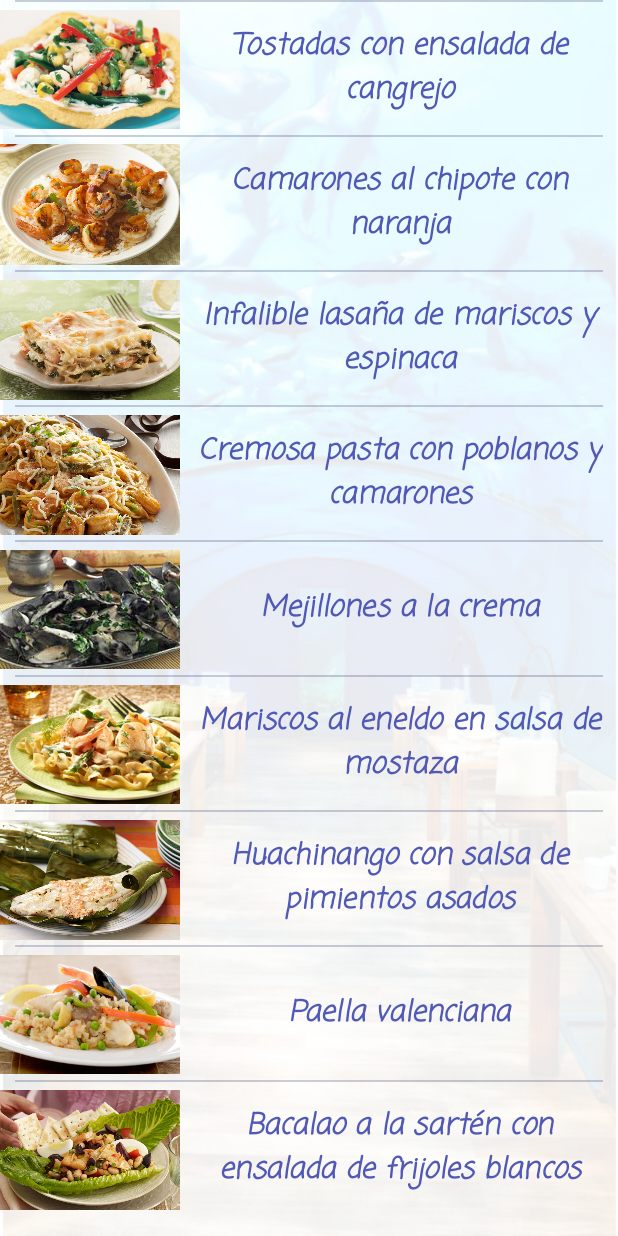
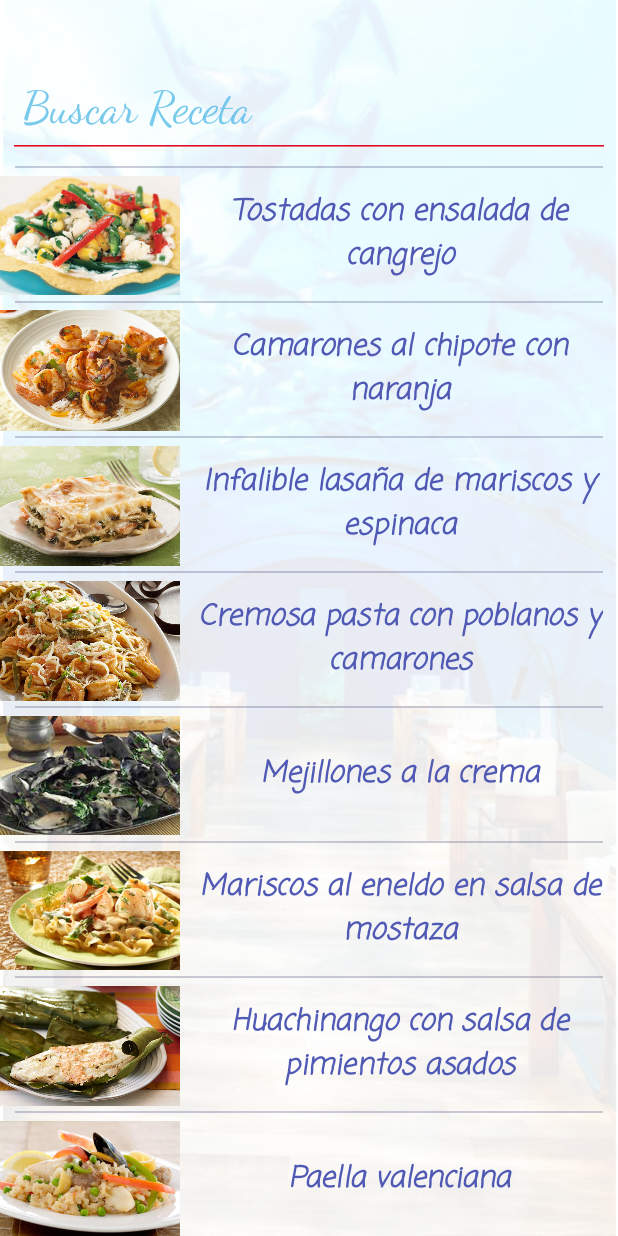
Before and after one commit to MarWebSurf/ENTREGABLE2, an Android app: the fragment FragmentRecetas placed in its activity, on a phone screen of 412 x 824 dp. Run offline under Robolectric (Android 15) with nearby library versions, the phone set to English and light mode, and no system bars.

Commit message:
ultimo comit 14/6

```diff
--- a/Entregable2PotettiMariano/app/src/main/java/com/example/maria/entregable2potettimariano/FragmentRecetas.java
+++ b/Entregable2PotettiMariano/app/src/main/java/com/example/maria/entregable2potettimariano/FragmentRecetas.java
@@ -6,9 +6,12 @@ import android.os.Bundle;
 import android.support.v4.app.Fragment;
 import android.support.v7.widget.LinearLayoutManager;
 import android.support.v7.widget.RecyclerView;
+import android.text.Editable;
+import android.text.TextWatcher;
 import android.view.LayoutInflater;
 import android.view.View;
 import android.view.ViewGroup;
+import android.widget.EditText;
 
 import java.util.ArrayList;
 import java.util.List;
@@ -23,6 +26,8 @@ public class FragmentRecetas extends Fragment implements AdapterFragment.Notific
     private NotificadorRecetaRecibidaDelAdapter notificadorRecetaRecibidaDelAdapter;
     protected ArrayList<Receta> listaRecetasFragment;
     private RecyclerView recyclerView;
+    private EditText editTexxtBusqueda;
+    private AdapterFragment adapterFragment;
 
 
     public FragmentRecetas() {
@@ -38,11 +43,43 @@ public class FragmentRecetas extends Fragment implements AdapterFragment.Notific
         recyclerView = view.findViewById(R.id.recycler_view);
         // falta harcodear lista recetas y ponel el metodo aca
         armarListaReceta();
-        AdapterFragment adapterFragment = new AdapterFragment(listaRecetasFragment, this);
+        adapterFragment = new AdapterFragment(listaRecetasFragment, this);
         recyclerView.setLayoutManager(new LinearLayoutManager(getActivity(), LinearLayoutManager.VERTICAL, false));
         recyclerView.setHasFixedSize(true);
         recyclerView.setAdapter(adapterFragment);
+        editTexxtBusqueda = view.findViewById(R.id.editTextBuesqueda);
+        editTexxtBusqueda.addTextChangedListener(new TextWatcher() {
+            @Override
+            public void beforeTextChanged(CharSequence s, int start, int count, int after) {
+
+            }
+
+            @Override
+            public void onTextChanged(CharSequence s, int start, int before, int count) {
+
+            }
+
+            @Override
+            public void afterTextChanged(Editable s) {
+                filter(s.toString());
+
+            }
+        });
+
         return view;
+
+    }
+
+    public  void filter(String text){
+        ArrayList<Receta> listaFiltrada = new ArrayList<>();
+
+        for(Receta RECETA: listaRecetasFragment){
+            if(RECETA.getTitulo().toLowerCase().contains(text.toLowerCase())){
+                listaFiltrada.add(RECETA);
+            }
+        }
+        adapterFragment.filteredList(listaFiltrada);
+
     }
 
 
@@ -69,7 +106,7 @@ public class FragmentRecetas extends Fragment implements AdapterFragment.Notific
                 "\n1/4 taza de cilantro picado" +
                 "\n3 tazas de arroz cocido, calientito", "Calienta el aderezo en una sartén grande a fuego medio-alto." +
                 "\nAñade los camarones; cocínalos durante 4 min., revolviéndolos frecuentemente." +
-                "\nAgrega la mermelada y los chiles;"+
+                "\nAgrega la mermelada y los chiles;" +
                 "\ncocina y revuélvelos por 3 min.o hasta que los camarones estén tiernos." +
                 "\nRetíralos del fuego." +
                 "\nIncorpora el cilantro a los camarones." +
@@ -105,20 +142,20 @@ public class FragmentRecetas extends Fragment implements AdapterFragment.Notific
                 "\nDéjala reposar 10min.antes de cortarla para servir.", R.drawable.lasagnamariscosyespinaca));
         listaRecetasFragment.add(new Receta("Cremosa pasta con poblanos y camarones", "6 chiles poblanos grandes, asados, pelados y desvenados, cantidad dividida" +
                 "\n1lata(8oz)de salsa de tomate(jitomate)" +
-                "\n4onzas(1 / 2pqte.de 8oz)de queso crema PHILADELPHIA Cream Cheese, en cubitos, ablandado"+
+                "\n4onzas(1 / 2pqte.de 8oz)de queso crema PHILADELPHIA Cream Cheese, en cubitos, ablandado" +
                 "\n1libra de espagueti, sin cocer" +
                 "\n2libras de camarones medianos crudos, pelados y limpios" +
                 "\n1taza de queso mozzarella parcialmente descremado, de baja humedad y desmenuzado KRAFT Shredded Low - Moisture Part - Skim Mozzarella Cheese, cantidad dividida" +
                 "\n2cucharadas de cilantro fresco picado" +
-                "\n2cucharadas de queso parmesano rallado KRAFT Grated Parmesan Cheese","Corta 4 chiles en tiras delgadas; ponlos a un lado." +
+                "\n2cucharadas de queso parmesano rallado KRAFT Grated Parmesan Cheese", "Corta 4 chiles en tiras delgadas; ponlos a un lado." +
                 "\nLicúa los demás chiles en la licuadora junto con la salsa de tomate y el queso crema hasta obtener una consistencia homogénea.\n" +
-                "\nCocina el espagueti en una olla de 8 L según indica el paquete, pero omite la sal."+
+                "\nCocina el espagueti en una olla de 8 L según indica el paquete, pero omite la sal." +
                 "\n Mientras tanto, cocina los camarones, en 2 tandas, revolviendo con frecuencia, dentro de una sartén grande antiadherente a fuego alto 3 min. o hasta que se pongan rosados." +
                 "\nRetíralos del fuego; tápalos para mantenerlos calientes.\n" +
                 "\nEscurre el espagueti, pero reserva 1/2 taza del agua de la cocción.\nPon el espagueti y el agua que reservaste de vuelta en la olla." +
                 "\n Agrega la salsa de chiles, las tiras de chile y los camarones; \ncocínalos revolviendo con frecuencia 2 min. a fuego medio-bajo o hasta que se terminen de calentar." +
-                "\nIncorpora 1/2 taza de mozzarella; cocínalo mientras lo revuelves 1 min. o hasta que se derrita. Espolvorea el resto del queso mozzarella, el cilantro y el parmesano.",R.drawable.cremosa_pasta_con_poblanos_y_camarones));
-        listaRecetasFragment.add(new Receta("Mejillones a la crema","4 libras de mejillones, cepillados y sin barbas\n" +
+                "\nIncorpora 1/2 taza de mozzarella; cocínalo mientras lo revuelves 1 min. o hasta que se derrita. Espolvorea el resto del queso mozzarella, el cilantro y el parmesano.", R.drawable.cremosa_pasta_con_poblanos_y_camarones));
+        listaRecetasFragment.add(new Receta("Mejillones a la crema", "4 libras de mejillones, cepillados y sin barbas\n" +
                 "1 taza de caldo de pescado o de pollo\n" +
                 "1/4 taza (1/2 barra) de mantequilla o margarina\n" +
                 "1 taza de champiñones (hongos) rebanados\n" +
@@ -126,7 +163,7 @@ public class FragmentRecetas extends Fragment implements AdapterFragment.Notific
                 "1/4 taza de harina\n" +
                 "1 taza de crema agria BREAKSTONE'S Sour Cream o la de KNUDSEN\n" +
                 "1 cucharada de jugo de limón amarillo (lemon)\n" +
-                "1/2 taza de perejil italiano, picado","Pon los mejillones y el caldo de pescado en una olla grande de hierro tipo Dutch oven;" +
+                "1/2 taza de perejil italiano, picado", "Pon los mejillones y el caldo de pescado en una olla grande de hierro tipo Dutch oven;" +
                 "\ntápala. Cuécelos a fuego alto durante 7 minutos o hasta que se abran las conchas." +
                 "\nDesecha todos los mejillones que no se abran;" +
                 "\ncuela y guarda el líquido en un tazón pequeño." +
@@ -138,8 +175,8 @@ public class FragmentRecetas extends Fragment implements AdapterFragment.Notific
                 "\nBaja el fuego a medio-bajo.\n" +
                 "\nAgrega la crema agria y el jugo de limón; mezcla todo bien." +
                 "\nAñade los mejillones; cocínalos hasta que estén completamente calientes, revolviendo de vez en cuando. (No los hiervas.)" +
-                "\nEspolvoréalos con el perejil justo antes de servir.",R.drawable.mejillones_a_la_crema));
-        listaRecetasFragment.add(new Receta("Mariscos al eneldo en salsa de mostaza","2 cucharadas de mantequilla o margarina\n" +
+                "\nEspolvoréalos con el perejil justo antes de servir.", R.drawable.mejillones_a_la_crema));
+        listaRecetasFragment.add(new Receta("Mariscos al eneldo en salsa de mostaza", "2 cucharadas de mantequilla o margarina\n" +
                 "3/4 libra de camarones medianos crudos, pelados y limpios\n" +
                 "3/4 libra de vieiras (scallops), cortadas por la mitad\n" +
                 "1/2 libra de tallos de espárragos frescos, cortados en pedazos del tamaño de un bocado\n" +
@@ -147,31 +184,31 @@ public class FragmentRecetas extends Fragment implements AdapterFragment.Notific
                 "1/2 taza de leche\n" +
                 "1/2 taza de crema agria BREAKSTONE'S Sour Cream o la de KNUDSEN\n" +
                 "2 cucharadas de mostaza parda picante GREY POUPON Hearty Spicy Brown Mustard\n" +
-                "3 tazas de fideos cocidos todavía calientitos","Derrite la mantequilla en una sartén grande a fuego medio-alto."+
+                "3 tazas de fideos cocidos todavía calientitos", "Derrite la mantequilla en una sartén grande a fuego medio-alto." +
                 "\nAgrega los mariscos con el espárrago y el eneldo;" +
-                "\ncocínalos revolviéndolos de vez en cuando de 5 a 7 min. o hasta que se pongan rosados."+
+                "\ncocínalos revolviéndolos de vez en cuando de 5 a 7 min. o hasta que se pongan rosados." +
                 "\nRetíralos de la sartén; tápalos para mantenerlos calientes.\n" +
-                "Agrega la leche, la crema agria y la mostaza a la sartén;"+
+                "Agrega la leche, la crema agria y la mostaza a la sartén;" +
                 "\ncocínalas revolviéndolas con frecuencia a fuego bajo de 4 a 5 min. o hasta que se terminen de calentar. (No las hiervas.)\n" +
-                "\nIncorpora la mezcla de mariscos a la salsa; cocina el platillo de 2 a 3 min. o hasta que se termine de calentar."+
-                "\nSírvelo sobre los fideos.",R.drawable.mariscos_al_eneldo));
+                "\nIncorpora la mezcla de mariscos a la salsa; cocina el platillo de 2 a 3 min. o hasta que se termine de calentar." +
+                "\nSírvelo sobre los fideos.", R.drawable.mariscos_al_eneldo));
         listaRecetasFragment.add(new Receta("Huachinango con salsa de pimientos asados", " frasco (12 oz) de pimientos (pimentones) rojos asados, escurridos\n" +
                 "1/2 taza de mayonesa KRAFT Real Mayo Mayonnaise\n" +
                 "3 dientes de ajo, picados\n" +
                 "1/2 cucharadita de pimienta de cayena\n" +
                 "1 taza de cilantro fresco picado\n" +
                 "1 hoja grande de plátano (48x14 pulgs.) más tiritas adicionales de hoja de plátano\n" +
-                "2 filetes de huachinango rojo (2 lb), limpios, sin espinas","Calienta la parrilla a fuego medio.\n" +
+                "2 filetes de huachinango rojo (2 lb), limpios, sin espinas", "Calienta la parrilla a fuego medio.\n" +
                 "Licúa los pimientos, la mayonesa, el ajo y la pimienta hasta que estén homogéneos." +
                 "Transfiere la mezcla a un tazón; incorpora el cilantro.\n" +
                 "Corta la hoja de plátano en 4 cuadrados de unas 12 pulgadas;" +
-                "\npon 2 trozos sobre una superficie de trabajo con los lados levemente encimados."+
-                "\nCúbrelos con 1/4 taza de salsa de pimientos, 1 filete de pescado y 1/4 taza más de salsa."+
+                "\npon 2 trozos sobre una superficie de trabajo con los lados levemente encimados." +
+                "\nCúbrelos con 1/4 taza de salsa de pimientos, 1 filete de pescado y 1/4 taza más de salsa." +
                 "\nEnvuelve el pescado con las hojas. Repite con las hojas, el pescado y 1/2 taza de salsa restantes.\n" +
-                "Amarra bien cada filete envuelto con tiritas adicionales de hojas de plátano."+
-                "\nÁsalos, tapados, 15 min. o hasta que el pescado se desmenuce fácilmente con un tenedor, voltéandolo después de 8 min."+
-                "\nSírvelos con la salsa restante.",R.drawable.huachinango));
-        listaRecetasFragment.add(new Receta("Paella valenciana"," hebras de azafrán trituradas (una pizca)\n" +
+                "Amarra bien cada filete envuelto con tiritas adicionales de hojas de plátano." +
+                "\nÁsalos, tapados, 15 min. o hasta que el pescado se desmenuce fácilmente con un tenedor, voltéandolo después de 8 min." +
+                "\nSírvelos con la salsa restante.", R.drawable.huachinango));
+        listaRecetasFragment.add(new Receta("Paella valenciana", " hebras de azafrán trituradas (una pizca)\n" +
                 "3 tazas de caldo de pollo\n" +
                 "1/4 taza de aceite de oliva\n" +
                 "1 pollo para asar o freír (2-1/2 libras), sin pellejo, cortado en 12 trozos\n" +
@@ -191,20 +228,20 @@ public class FragmentRecetas extends Fragment implements AdapterFragment.Notific
                 "8 mejillones, limpios, estregados, sin barbas (bisos) y enjuagadas\n" +
                 "1 taza de chícharos (guisantes o arvejas) congelados; descongélalos antes de usar\n" +
                 "1 pimiento (pimentón) verde y otro rojo, cortados en tiras\n" +
-                "2 limones amarillos (lemons), cortados en cuñas","Calienta el horno a 400ºF.\n" +
+                "2 limones amarillos (lemons), cortados en cuñas", "Calienta el horno a 400ºF.\n" +
                 "Mezcla el azafrán con el caldo de pollo; reserva." +
-                "\nCalienta el aceite en una paellera o en una sartén refractaria muy grande a fuego medio-alto."+
-                "\nAgrega el pollo y el cerdo; cocínalos hasta que el pollo esté ligeramente dorado, volteando ambos de vez en cuando."+
-                "\nAñade el ajo, la cebolla y las salchichas; cocina y revuelve durante 5 min. o hasta que la cebolla esté tierna y crujiente."+
-                "\nAgrega el arroz; cocina y revuelve durante 5 min."+
-                "\nCon una cuchara, retira cuidadosamente el exceso de aceite. Incorpora las hojas de laurel, el vino, los tomates, la sal y la pimienta."+
-                "\nDeja hervir. Añade la mitad del caldo de pollo. Deja hervir. Agrega los camarones, los calamares, el rape, las almejas y los mejillones;"+
+                "\nCalienta el aceite en una paellera o en una sartén refractaria muy grande a fuego medio-alto." +
+                "\nAgrega el pollo y el cerdo; cocínalos hasta que el pollo esté ligeramente dorado, volteando ambos de vez en cuando." +
+                "\nAñade el ajo, la cebolla y las salchichas; cocina y revuelve durante 5 min. o hasta que la cebolla esté tierna y crujiente." +
+                "\nAgrega el arroz; cocina y revuelve durante 5 min." +
+                "\nCon una cuchara, retira cuidadosamente el exceso de aceite. Incorpora las hojas de laurel, el vino, los tomates, la sal y la pimienta." +
+                "\nDeja hervir. Añade la mitad del caldo de pollo. Deja hervir. Agrega los camarones, los calamares, el rape, las almejas y los mejillones;" +
                 "\nmezcla bien.\n" +
-                "Pon la paellera en el horno con mucho cuidado. Añade suficiente caldo de pollo para cubrir todos los ingredientes."+
+                "Pon la paellera en el horno con mucho cuidado. Añade suficiente caldo de pollo para cubrir todos los ingredientes." +
                 "\nCúbrelos con los chícharos y los pimientos; tapa.\n" +
-                "Hornea la paella 35 min. o hasta que esté completamente caliente y las almejas abiertas."+
-                "\nCorona con las cuñas de limón.",R.drawable.paella_valenciana));
-        listaRecetasFragment.add(new Receta("Bacalao a la sartén con ensalada de frijoles blancos","1/2 taza de aderezo italiano fuerte KRAFT Zesty Italian Dressing, cantidad dividida\n" +
+                "Hornea la paella 35 min. o hasta que esté completamente caliente y las almejas abiertas." +
+                "\nCorona con las cuñas de limón.", R.drawable.paella_valenciana));
+        listaRecetasFragment.add(new Receta("Bacalao a la sartén con ensalada de frijoles blancos", "1/2 taza de aderezo italiano fuerte KRAFT Zesty Italian Dressing, cantidad dividida\n" +
                 "1 cucharadita de páprika ahumada\n" +
                 "6 filetes de bacalao fresco (1-1/2 lb)\n" +
                 "2 latas (15.5 oz cada una) de frijoles norteños, enjuagados\n" +
@@ -213,13 +250,13 @@ public class FragmentRecetas extends Fragment implements AdapterFragment.Notific
                 "1/4 taza de perejil fresco picado\n" +
                 "1 diente grande de ajo, bien picado\n" +
                 "1/2 taza de aceitunas negras sin hueso, en rebanadas\n" +
-                "3 huevos duros, cortados en cuñas","Mezcla 1/4 taza de aderezo con la páprika;"+
-                "\nvierte la mezcla sobre el pescado en un plato llano."+
-                "\nVoltea el pescado para cubrir parejamente por ambos lados cada filete."+
+                "3 huevos duros, cortados en cuñas", "Mezcla 1/4 taza de aderezo con la páprika;" +
+                "\nvierte la mezcla sobre el pescado en un plato llano." +
+                "\nVoltea el pescado para cubrir parejamente por ambos lados cada filete." +
                 "\nPonlos a marinar en la nevera durante 30 min.\n" +
                 "Mezcla los ingredientes restantes, entretanto, excepto las aceitunas y los huevos, en un tazón grande.\n" +
-                "Saca el pescado de la marinada y deshazte de ésta. Cocina el pescado en una sartén grande a fuego medio-alto de 4 a 5 min. por lado o hasta que el pescado se desmenuce fácilmente con un tenedor."+
-                "\nSírvelo con la ensalada de frijoles; corona todo con las aceitunas y los huevos.",R.drawable.bacalao));
+                "Saca el pescado de la marinada y deshazte de ésta. Cocina el pescado en una sartén grande a fuego medio-alto de 4 a 5 min. por lado o hasta que el pescado se desmenuce fácilmente con un tenedor." +
+                "\nSírvelo con la ensalada de frijoles; corona todo con las aceitunas y los huevos.", R.drawable.bacalao));
 
     }
 
@@ -231,11 +268,11 @@ public class FragmentRecetas extends Fragment implements AdapterFragment.Notific
 
     @Override
     public void notificarRecetaClickeada(Receta recetaClickeada) {
-        notificadorRecetaRecibidaDelAdapter.notificarRecetaRecibidaDelAdapter(recetaClickeada,listaRecetasFragment);
+        notificadorRecetaRecibidaDelAdapter.notificarRecetaRecibidaDelAdapter(recetaClickeada, listaRecetasFragment);
     }
 
     public interface NotificadorRecetaRecibidaDelAdapter {
-        public void notificarRecetaRecibidaDelAdapter(Receta recetaRecibida,ArrayList<Receta> listaRecetas);
+        public void notificarRecetaRecibidaDelAdapter(Receta recetaRecibida, ArrayList<Receta> listaRecetas);
 
     }
 }
--- a/Entregable2PotettiMariano/app/src/main/res/layout/fragment_recetas.xml
+++ b/Entregable2PotettiMariano/app/src/main/res/layout/fragment_recetas.xml
@@ -5,12 +5,30 @@
     android:layout_height="match_parent"
     tools:context=".FragmentRecetas"
     android:orientation="vertical"
-    android:background="@color/colorback"
+    android:background="@drawable/undersea_3_2_transparente"
     android:gravity="center">
+
+    <EditText
+        android:layout_width="match_parent"
+        android:layout_height="100dp"
+        android:paddingBottom="15dp"
+        android:paddingStart="10dp"
+        android:layout_margin="5dp"
+        android:textColor="@color/colortexto"
+        android:id="@+id/editTextBuesqueda"
+        android:hint="Buscar Receta"
+        android:theme="@style/EditText"
+        android:textSize="30sp"
+        android:fontFamily="cursive"
+        android:textColorHint="@color/colorNavigation"
+        android:gravity="bottom"
+
+
+        />
+    />
     <LinearLayout
         android:layout_width="match_parent"
         android:layout_height="match_parent"
-        android:background="@drawable/undersea_3_2_transparente"
         android:orientation="vertical"
         android:gravity="center"
         >
--- a/Entregable2PotettiMariano/app/src/main/res/values/colors.xml
+++ b/Entregable2PotettiMariano/app/src/main/res/values/colors.xml
@@ -6,7 +6,7 @@
     <color name="colormail">#0494e9</color>
     <color name="colorIngredientes2">#acdcf9</color>
 
-    <color name="colorback">#a2cbe3</color>
+    <color name="colorback">#afa2cbe3</color>
     <color name="colorAboutUs">#1426d1</color>
     <color name="colortexto">#505ab5</color>
     <color name="colorFondo">#bdc2ec</color>
--- a/Entregable2PotettiMariano/app/src/main/res/values/styles.xml
+++ b/Entregable2PotettiMariano/app/src/main/res/values/styles.xml
@@ -8,4 +8,10 @@
         <item name="colorAccent">@color/colorAccent</item>
     </style>
 
+    <style name="EditText" parent="Theme.AppCompat.Light">
+        <item name="colorControlNormal">#e10d26</item>
+        <item name="colorControlActivated">#d0465ae1</item>
+        <item name="android:textColorHighlight">#7857b3e1</item>
+    </style>
+
 </resources>
```
Also changed, not shown: Entregable2PotettiMariano/app/src/main/java/com/example/maria/entregable2potettimariano/AdapterFragment.java (+11 -0 lines).
